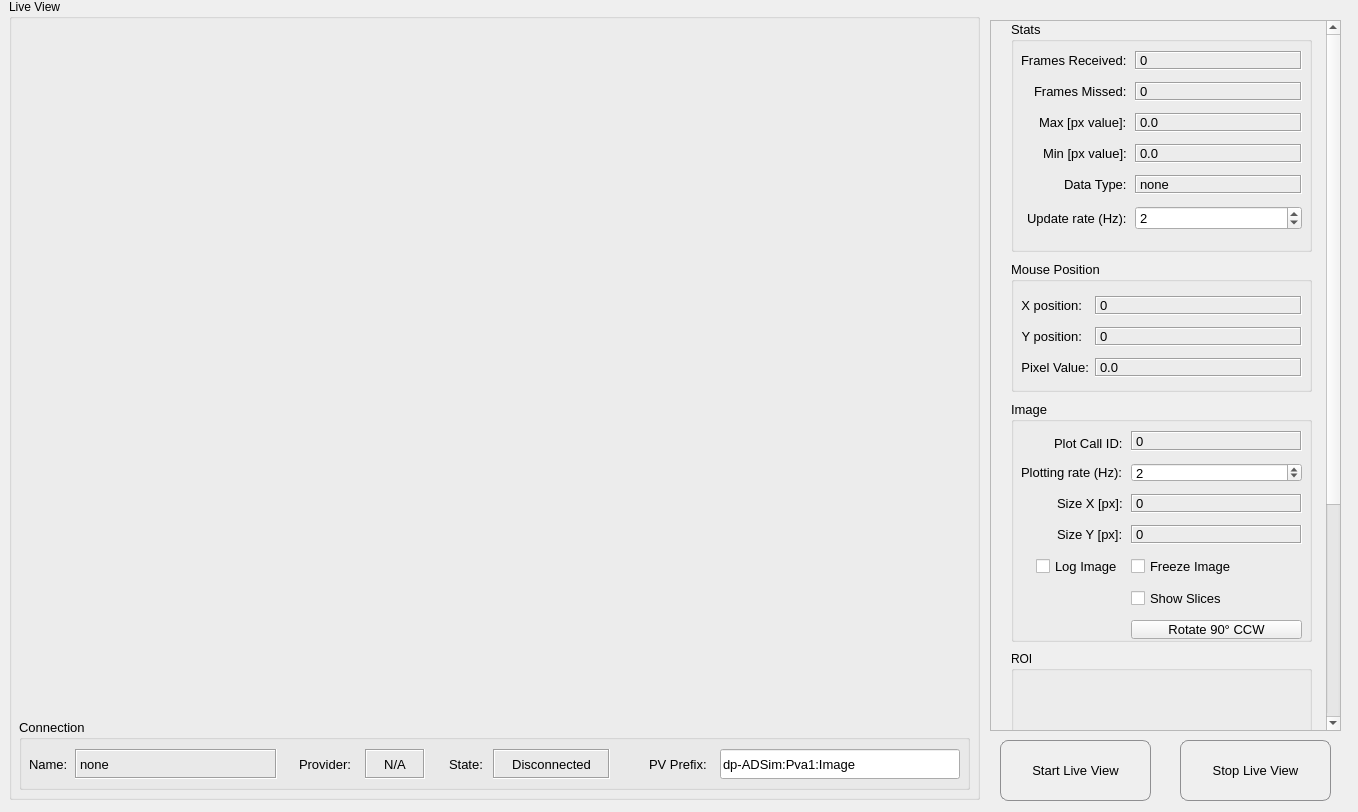
This is gui/imageshow.ui in AdvancedPhotonSource/DashPVA as Qt 5 draws it before an edit. The edited form follows.
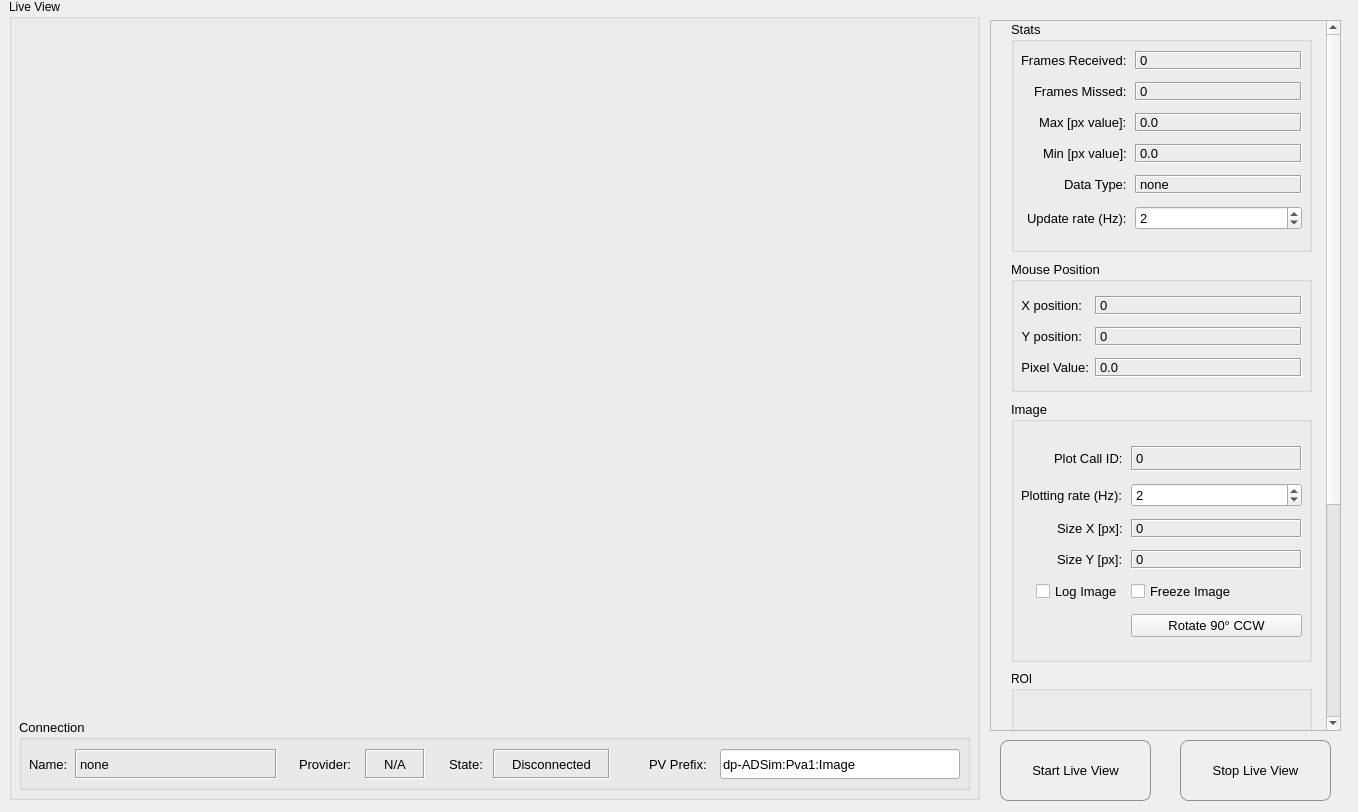
This is the edited form.

Commit message: added dialog boxes for adding / loading configs, not functional yet

```diff
--- a/gui/imageshow.ui
+++ b/gui/imageshow.ui
@@ -848,7 +848,7 @@
         <x>20</x>
         <y>380</y>
         <width>301</width>
-        <height>241</height>
+        <height>261</height>
        </rect>
       </property>
       <property name="font">
@@ -865,7 +865,7 @@
          <x>10</x>
          <y>30</y>
          <width>281</width>
-         <height>208</height>
+         <height>221</height>
         </rect>
        </property>
        <layout class="QFormLayout" name="formLayout">
@@ -1052,13 +1052,6 @@
          </widget>
         </item>
         <item row="5" column="1">
-         <widget class="QCheckBox" name="show_slices">
-          <property name="text">
-           <string>Show Slices</string>
-          </property>
-         </widget>
-        </item>
-        <item row="6" column="1">
          <widget class="QPushButton" name="rotate90degCCW">
           <property name="text">
            <string>Rotate 90° CCW</string>
@@ -1072,9 +1065,9 @@
       <property name="geometry">
        <rect>
         <x>20</x>
-        <y>630</y>
+        <y>650</y>
         <width>301</width>
-        <height>391</height>
+        <height>371</height>
        </rect>
       </property>
       <property name="title">
```
The commit also changes 5 other files.
